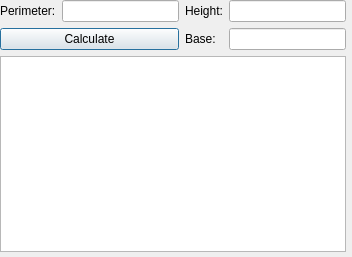
Qt form src/gui/parallelogram_perimeter.ui (ayham-1/upperLowerBounds) before a commit.
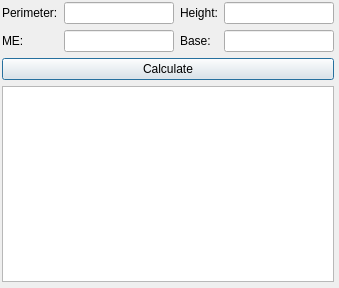
The same form after that commit.

Commit message:
Fix UI missing max-error input.
- Missing max-error input fix.
- Add gitlab-cicd qmake build.

```diff
--- a/src/gui/parallelogram_perimeter.ui
+++ b/src/gui/parallelogram_perimeter.ui
@@ -6,24 +6,24 @@
    <rect>
     <x>0</x>
     <y>0</y>
-    <width>352</width>
-    <height>257</height>
+    <width>339</width>
+    <height>288</height>
    </rect>
   </property>
   <property name="windowTitle">
    <string>Parallelogram Formula: Perimeter</string>
   </property>
-  <widget class="QWidget" name="layoutWidget">
+  <widget class="QWidget" name="">
    <property name="geometry">
     <rect>
-     <x>0</x>
-     <y>0</y>
-     <width>346</width>
-     <height>252</height>
+     <x>2</x>
+     <y>2</y>
+     <width>332</width>
+     <height>280</height>
     </rect>
    </property>
-   <layout class="QVBoxLayout" name="verticalLayout">
-    <item>
+   <layout class="QGridLayout" name="gridLayout_2">
+    <item row="0" column="0">
      <layout class="QGridLayout" name="gridLayout">
       <item row="0" column="0">
        <widget class="QLabel" name="label">
@@ -45,13 +45,16 @@
       <item row="0" column="3">
        <widget class="QLineEdit" name="heightText"/>
       </item>
-      <item row="1" column="0" colspan="2">
-       <widget class="QPushButton" name="calculateText">
+      <item row="1" column="0">
+       <widget class="QLabel" name="label_4">
         <property name="text">
-         <string>Calculate</string>
+         <string>ME:</string>
         </property>
        </widget>
       </item>
+      <item row="1" column="1">
+       <widget class="QLineEdit" name="maxErrorText"/>
+      </item>
       <item row="1" column="2">
        <widget class="QLabel" name="label_3">
         <property name="text">
@@ -62,9 +65,16 @@
       <item row="1" column="3">
        <widget class="QLineEdit" name="baseText"/>
       </item>
+      <item row="2" column="0" colspan="4">
+       <widget class="QPushButton" name="calculateText">
+        <property name="text">
+         <string>Calculate</string>
+        </property>
+       </widget>
+      </item>
      </layout>
     </item>
-    <item>
+    <item row="1" column="0">
      <widget class="QPlainTextEdit" name="plainTextEdit"/>
     </item>
    </layout>
```
The commit also changes 16 other files.
